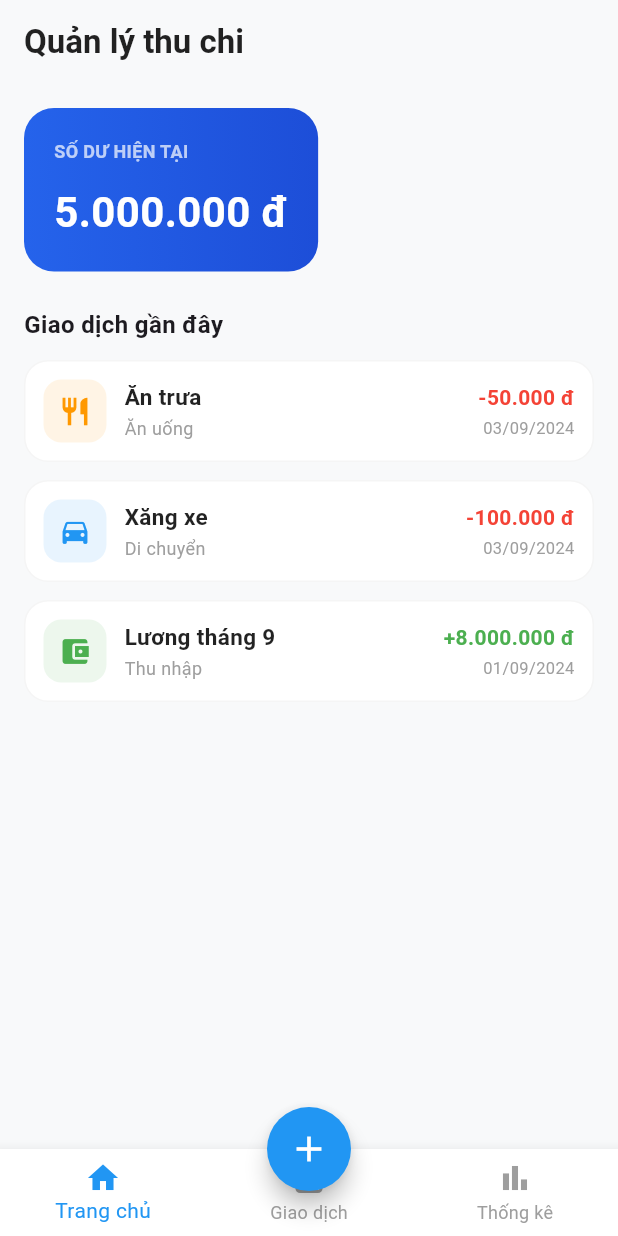
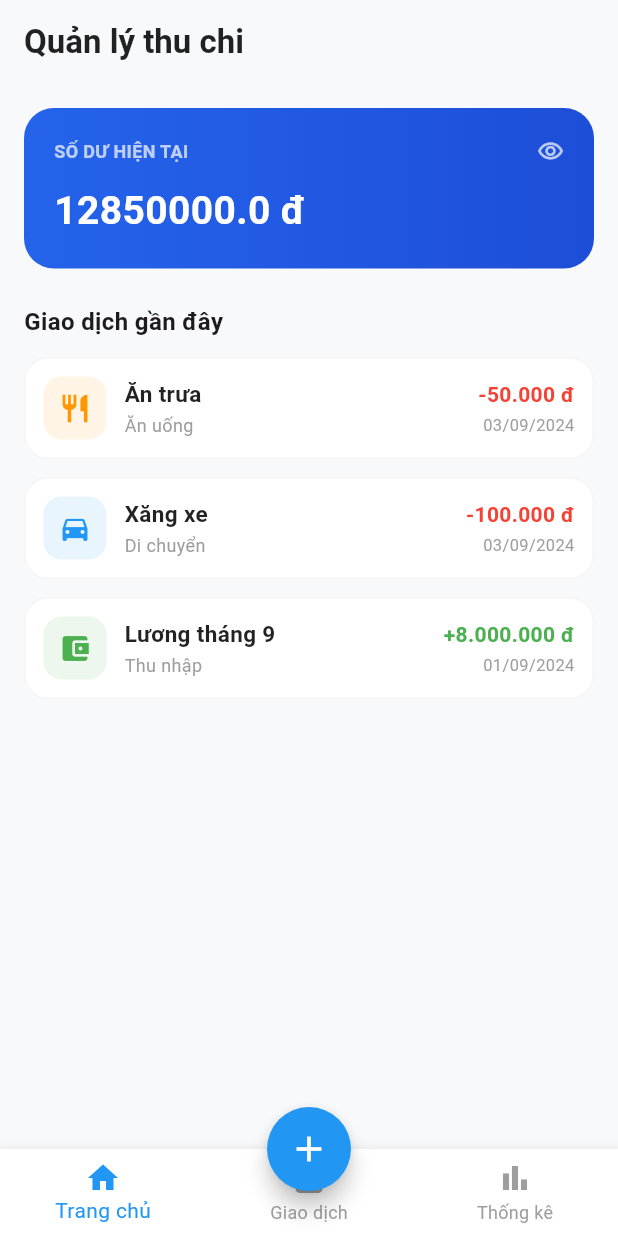
Before and after one commit to lmthuankhmt2411020-wq/KHMT2411020_LeMinhThuan_casestudy1, a Flutter app: the screen it shows after launch, on a phone screen of 412 x 824 dp. Run offline on Flutter 3.47's test engine with Material 3 defaults, Android fonts, the phone set to English and light mode, and no system bars.

Commit message:
Buoi 7: Hoan thien so du dong va chuc nang xoa giao dich

```diff
--- a/lib/main.dart
+++ b/lib/main.dart
@@ -30,6 +30,7 @@ class MainNavigationScreen extends StatefulWidget {
 
 class _MainNavigationScreenState extends State<MainNavigationScreen> {
   int _currentIndex = 0;
+  bool _isBalanceVisible = true;
 
   // Danh sách giao dịch dùng chung cho toàn ứng dụng
   final List transactions = [
@@ -68,12 +69,25 @@ class _MainNavigationScreenState extends State<MainNavigationScreen> {
     });
   }
 
+  void _deleteTransaction(int index) {
+    setState(() {
+      transactions.removeAt(index);
+    });
+  }
+
   @override
   Widget build(BuildContext context) {
     final List screens = [
-      DashboardTab(transactions: transactions),
-      TransactionsTab(transactions: transactions),
-      StatisticsTab(transactions: transactions), // Truyền danh sách vào màn hình Thống kê
+      DashboardTab(
+        transactions: transactions,
+        isBalanceVisible: _isBalanceVisible,
+        onToggleVisibility: () => setState(() => _isBalanceVisible = !_isBalanceVisible),
+      ),
+      TransactionsTab(
+        transactions: transactions,
+        onDeleteTransaction: _deleteTransaction,
+      ),
+      StatisticsTab(transactions: transactions),
     ];
 
     return Scaffold(
@@ -118,10 +132,35 @@ class _MainNavigationScreenState extends State<MainNavigationScreen> {
 
 class DashboardTab extends StatelessWidget {
   final List transactions;
-  const DashboardTab({super.key, required this.transactions});
+  final bool isBalanceVisible;
+  final VoidCallback onToggleVisibility;
+
+  const DashboardTab({
+    super.key,
+    required this.transactions,
+    required this.isBalanceVisible,
+    required this.onToggleVisibility,
+  });
 
   @override
   Widget build(BuildContext context) {
+    // Tính toán số dư động
+    double initialBalance = 5000000;
+    double totalIncome = 0;
+    double totalExpense = 0;
+
+    for (var tx in transactions) {
+      String rawAmount = tx['amount'].toString().replaceAll(RegExp(r'[^0-9]'), '');
+      double val = double.tryParse(rawAmount) ?? 0;
+      if (tx['isIncome'] == true) {
+        totalIncome += val;
+      } else {
+        totalExpense += val;
+      }
+    }
+
+    double currentBalance = initialBalance + totalIncome - totalExpense;
+
     return Scaffold(
       appBar: AppBar(
         backgroundColor: const Color(0xFFF8F9FA),
@@ -139,12 +178,24 @@ class DashboardTab extends StatelessWidget {
                 gradient: const LinearGradient(colors: [Color(0xFF2563EB), Color(0xFF1D4ED8)]),
                 borderRadius: BorderRadius.circular(20),
               ),
-              child: const Column(
+              child: Column(
                 crossAxisAlignment: CrossAxisAlignment.start,
                 children: [
-                  Text('SỐ DƯ HIỆN TẠI', style: TextStyle(color: Colors.white70, fontSize: 12, fontWeight: FontWeight.bold)),
-                  SizedBox(height: 12),
-                  Text('5.000.000 đ', style: TextStyle(color: Colors.white, fontSize: 28, fontWeight: FontWeight.bold)),
+                  Row(
+                    mainAxisAlignment: MainAxisAlignment.spaceBetween,
+                    children: [
+                      const Text('SỐ DƯ HIỆN TẠI', style: TextStyle(color: Colors.white70, fontSize: 12, fontWeight: FontWeight.bold)),
+                      GestureDetector(
+                        onTap: onToggleVisibility,
+                        child: Icon(isBalanceVisible ? Icons.visibility_outlined : Icons.visibility_off_outlined, color: Colors.white70, size: 18),
+                      ),
+                    ],
+                  ),
+                  const SizedBox(height: 12),
+                  Text(
+                    isBalanceVisible ? '$currentBalance đ' : '••••••••',
+                    style: const TextStyle(color: Colors.white, fontSize: 26, fontWeight: FontWeight.bold),
+                  ),
                 ],
               ),
             ),
@@ -217,7 +268,9 @@ class DashboardTab extends StatelessWidget {
 
 class TransactionsTab extends StatelessWidget {
   final List transactions;
-  const TransactionsTab({super.key, required this.transactions});
+  final Function(int) onDeleteTransaction;
+
+  const TransactionsTab({super.key, required this.transactions, required this.onDeleteTransaction});
 
   @override
   Widget build(BuildContext context) {
@@ -235,7 +288,25 @@ class TransactionsTab extends StatelessWidget {
         itemCount: transactions.length,
         itemBuilder: (context, index) {
           final tx = transactions[index];
-          return Container(
+          return Dismissible(
+            key: Key(tx.toString() + index.toString()),
+            direction: DismissDirection.endToStart,
+            background: Container(
+              alignment: Alignment.centerRight,
+              padding: const EdgeInsets.symmetric(horizontal: 20),
+              decoration: BoxDecoration(
+                color: Colors.red,
+                borderRadius: BorderRadius.circular(16),
+              ),
+              child: const Icon(Icons.delete, color: Colors.white),
+            ),
+            onDismissed: (direction) {
+              onDeleteTransaction(index);
+              ScaffoldMessenger.of(context).showSnackBar(
+                const SnackBar(content: Text('Đã xóa giao dịch')),
+              );
+            },
+            child: Container(
               margin: const EdgeInsets.only(bottom: 12),
               padding: const EdgeInsets.all(12),
               decoration: BoxDecoration(
@@ -281,6 +352,7 @@ class TransactionsTab extends StatelessWidget {
                   ),
                 ],
               ),
+            ),
           );
         },
       ),
@@ -288,14 +360,12 @@ class TransactionsTab extends StatelessWidget {
   }
 }
 
-// 3. Tab Thống kê động dựa trên dữ liệu thật
 class StatisticsTab extends StatelessWidget {
   final List transactions;
   const StatisticsTab({super.key, required this.transactions});
 
   @override
   Widget build(BuildContext context) {
-    // Tính toán tổng thu và tổng chi dựa trên danh sách giao dịch
     double totalIncome = 0;
     double totalExpense = 0;
 
```
Lines whose indentation alone changed are shown as unchanged.
